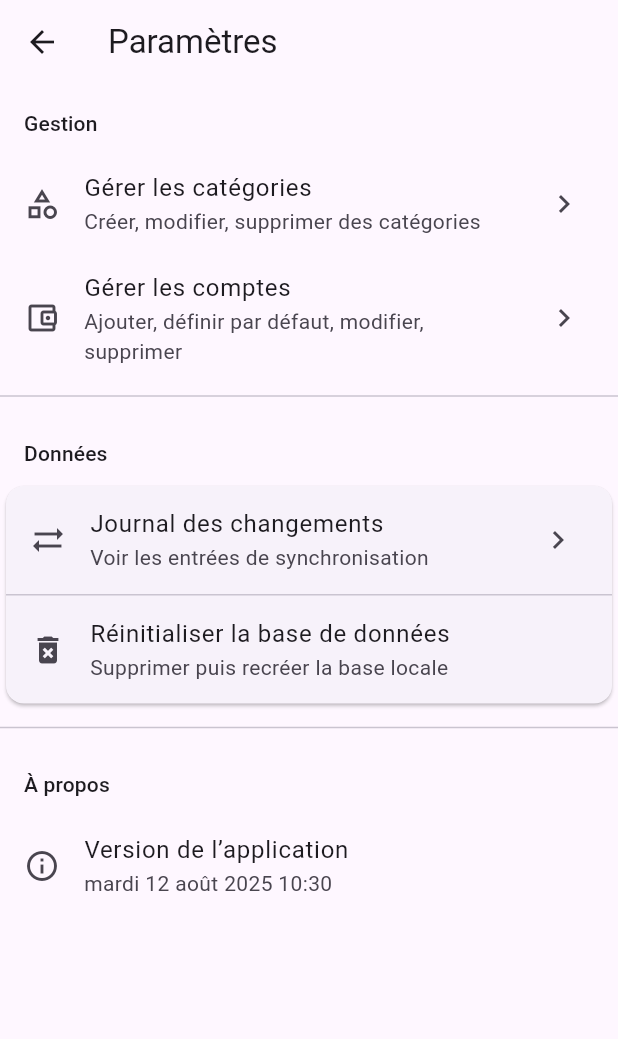
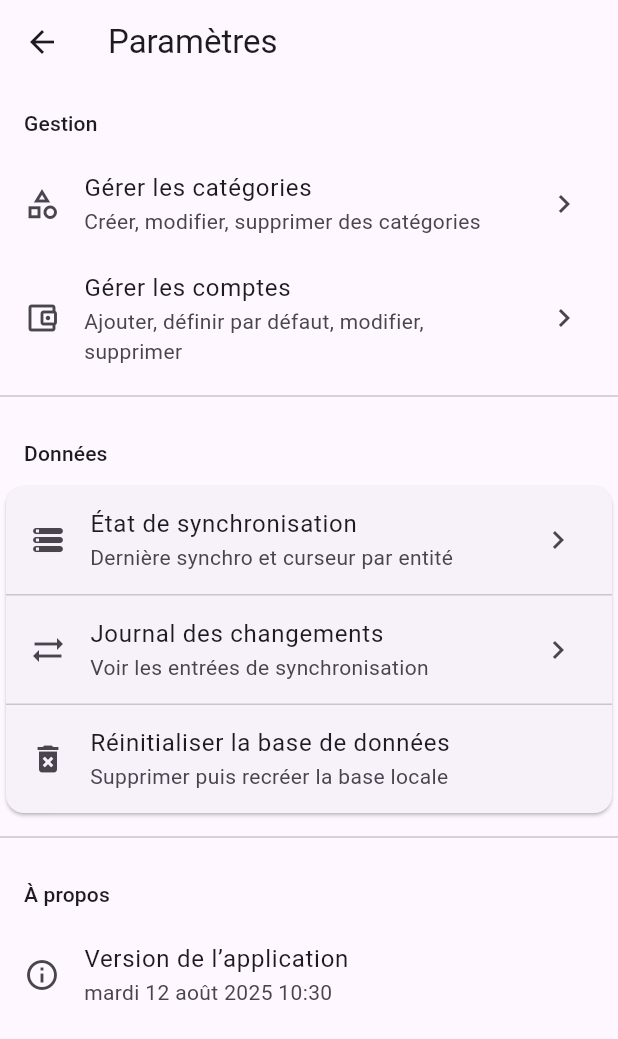
Before and after one commit to coundia/money_pulse, a Flutter app: the SettingsPage screen opened directly, on a phone screen of 412 x 824 dp. Shown: the top 1039 px of the screen. Run offline on Flutter 3.47's test engine with Material 3 defaults, Android fonts, the phone set to English and light mode, and no system bars; our stand-ins replace fl_chart, flutter_riverpod, shared_preferences, sqflite; accounts and stored records are empty; statements that could not run were skipped.

Commit message:
[feat] add cursor

```diff
--- a/lib/presentation/features/settings/settings_page.dart
+++ b/lib/presentation/features/settings/settings_page.dart
@@ -5,6 +5,7 @@ import 'package:money_pulse/infrastructure/db/app_database.dart';
 import 'package:money_pulse/presentation/features/categories/category_list_page.dart';
 import 'package:money_pulse/presentation/features/accounts/account_page.dart';
 import 'package:money_pulse/presentation/features/sync/change_log_list_page.dart';
+import 'package:money_pulse/presentation/features/sync/sync_state_list_page.dart';
 import 'package:money_pulse/presentation/shared/formatters.dart';
 
 class SettingsPage extends ConsumerStatefulWidget {
@@ -97,6 +98,20 @@ class _SettingsPageState extends ConsumerState<SettingsPage> {
             child: Column(
               children: [
                 ListTile(
+                  leading: const Icon(Icons.storage_rounded),
+                  title: const Text('État de synchronisation'),
+                  subtitle: const Text(
+                    'Dernière synchro et curseur par entité',
+                  ),
+                  trailing: const Icon(Icons.chevron_right),
+                  onTap: () => Navigator.of(context).push(
+                    MaterialPageRoute(
+                      builder: (_) => const SyncStateListPage(),
+                    ),
+                  ),
+                ),
+                const Divider(height: 1),
+                ListTile(
                   leading: const Icon(Icons.sync_alt),
                   title: const Text('Journal des changements'),
                   subtitle: const Text('Voir les entrées de synchronisation'),
```
